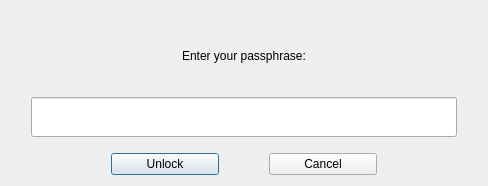
This is src/qt/forms/unlockdialog.ui in nashsclay/DAPSCoin as Qt 5 draws it before an edit. The edited form follows.
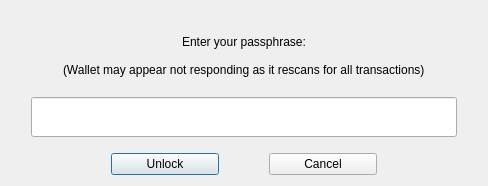
This is the edited form.

Commit message: Add "not responding" message to Unlock Dialog

```diff
--- a/src/qt/forms/unlockdialog.ui
+++ b/src/qt/forms/unlockdialog.ui
@@ -24,7 +24,7 @@
     <number>30</number>
    </property>
    <item>
-    <layout class="QHBoxLayout" name="horizontalLayout" stretch="0">
+    <layout class="QVBoxLayout" name="verticalLayout_2" stretch="0,0">
      <item>
       <widget class="QLabel" name="label">
        <property name="text">
@@ -35,10 +35,17 @@
        </property>
       </widget>
      </item>
+     <item alignment="Qt::AlignHCenter">
+      <widget class="QLabel" name="labelRescan">
+       <property name="text">
+        <string>(Wallet may appear not responding as it rescans for all transactions)</string>
+       </property>
+      </widget>
+     </item>
     </layout>
    </item>
    <item>
-    <layout class="QHBoxLayout" name="horizontalLayout_4">
+    <layout class="QHBoxLayout" name="horizontalLayout">
      <property name="spacing">
       <number>30</number>
      </property>
```
Left out of the diff: 2 changed lines with no effect on the pictures.
